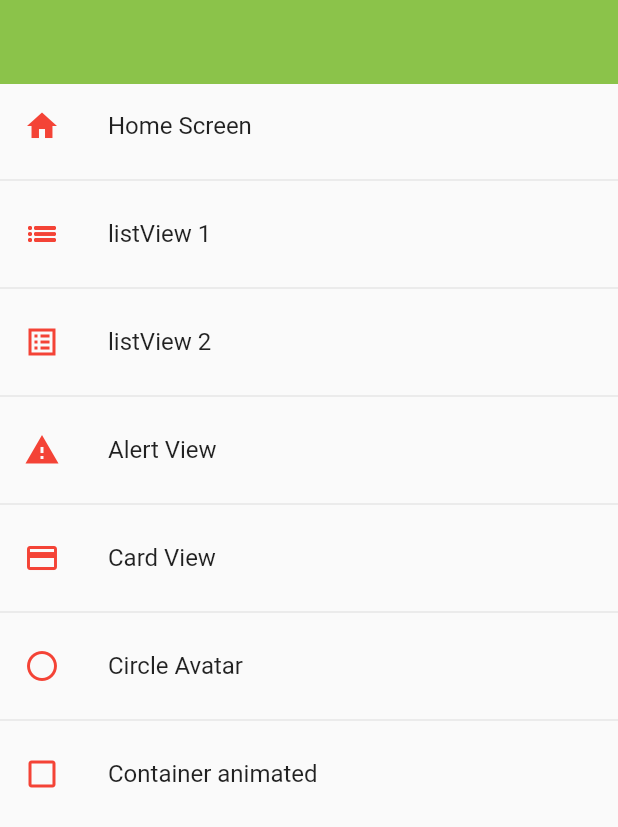
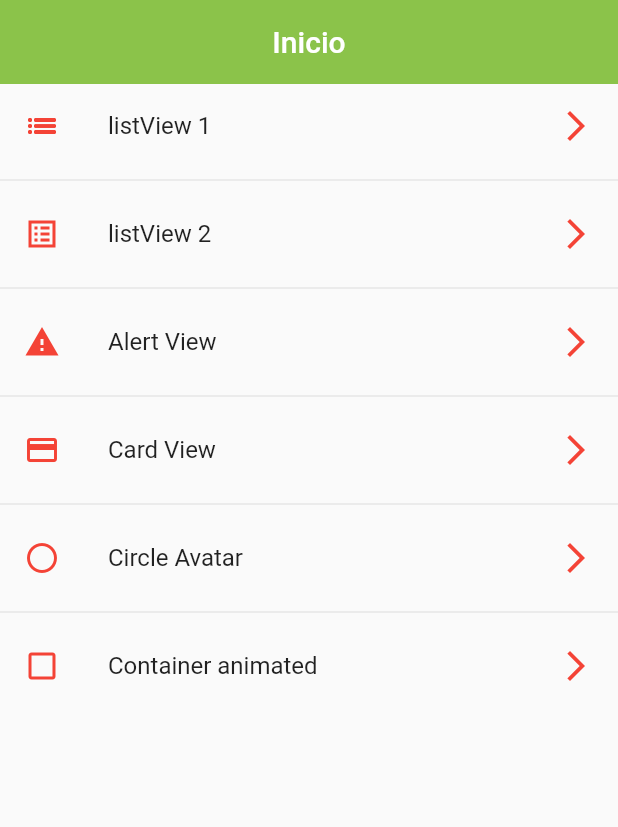
Before and after one commit to SergioK12/Componentes_Flutter_CursoUdemy, a Flutter app: the screen it shows after launch, on a phone screen of 412 x 824 dp. Shown: the top 827 px of the screen. Run offline on Flutter 3.47's test engine with Material 2 defaults, Android fonts, the phone set to English and light mode, and no system bars.

Commit message:
Es para aceptar la solicitud

```diff
--- a/lib/routes/app_routes.dart
+++ b/lib/routes/app_routes.dart
@@ -4,9 +4,10 @@ import '../views/views.dart';
 
 class AppRoute {
   static const initialroute = 'home';
+    //static const MenuOptions()
 
   static  final menuOptions = <MenuOptions> [
-    MenuOptions(nombre: "home", icon: Icons.home, name: "Home Screen", screen: const HomeScreen()),
+    //MenuOptions(nombre: "home", icon: Icons.home, name: "Home Screen", screen: const HomeScreen()),
     MenuOptions(nombre: "listview", icon: Icons.list_sharp, name: "listView 1", screen: ListviewSceeen()),
     MenuOptions(nombre: "listview2", icon: Icons.list_alt_sharp, name: "listView 2", screen: Listview2Sceeen()),
     MenuOptions(nombre: "alert", icon: Icons.warning, name: "Alert View", screen: const AlertScreen()),
@@ -18,6 +19,7 @@ class AppRoute {
   static  Map<String, Widget Function(BuildContext)> getAppRoutes() {
 
    Map<String, Widget Function(BuildContext)>  appRoute = {};
+   appRoute.addAll({'home':(BuildContext context)=> const HomeScreen()});
 
     for (var item in menuOptions ){
       appRoute.addAll({
--- a/lib/views/home_views.dart
+++ b/lib/views/home_views.dart
@@ -8,14 +8,19 @@ class HomeScreen extends StatelessWidget {
   @override
   Widget build(BuildContext context) {
     return   Scaffold(
-      appBar: AppBar(),
+
+      appBar: AppBar(
+        centerTitle: true,
+        title: const Text("Inicio"),
+      ),
       body:  ListView.separated(
+
         itemCount: AppRoute.menuOptions.length,
         itemBuilder: (context, index) =>  ListTile(
            title: Text(AppRoute.menuOptions[index].name.toString()),
            leading: Icon(AppRoute.menuOptions[index].icon, color: AppTheme.primaryColor,),
+           trailing: const Icon(Icons.arrow_forward_ios_sharp, color: AppTheme.primaryColor,),
            onTap: (){
-
            Navigator.pushNamed(context, AppRoute.menuOptions[index].nombre) ;
            //Navigator.pushReplacement(context, route) ; ESTA SIRVE PARA NAVEGAR A LA SIGUIUENTE, ELIMINANDO DE LA PILA LA VISTA ANTERIOR
          }
```
